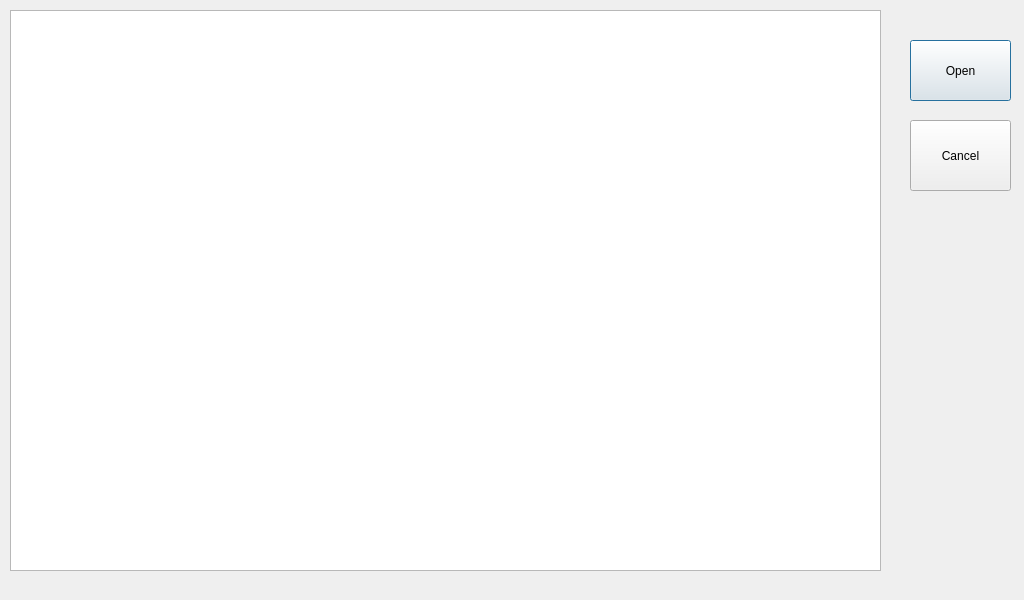
First picture: the form in views/viewOpen.ui, repository Begus001/PyCncTouch, before the edit.
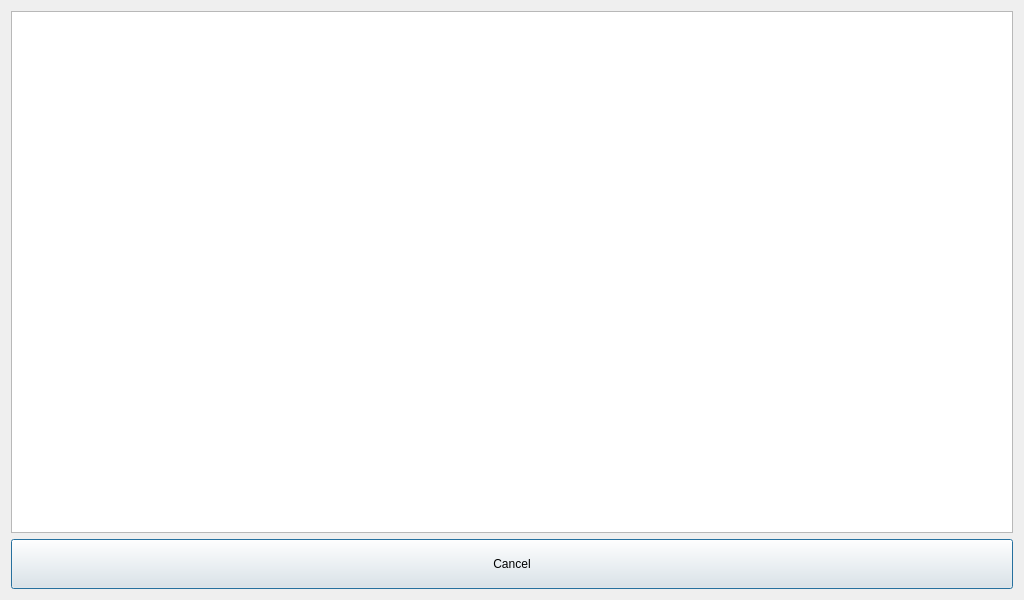
Second picture: the form after the edit.

Commit message: Add directory browsing in nc open dialog

```diff
--- a/views/viewOpen.ui
+++ b/views/viewOpen.ui
@@ -13,42 +13,24 @@
   <property name="windowTitle">
    <string>Dialog</string>
   </property>
-  <widget class="QListWidget" name="listFiles">
-   <property name="geometry">
-    <rect>
-     <x>10</x>
-     <y>10</y>
-     <width>871</width>
-     <height>561</height>
-    </rect>
-   </property>
-  </widget>
-  <widget class="QPushButton" name="btOpen">
-   <property name="geometry">
-    <rect>
-     <x>910</x>
-     <y>40</y>
-     <width>101</width>
-     <height>61</height>
-    </rect>
-   </property>
-   <property name="text">
-    <string>Open</string>
-   </property>
-  </widget>
-  <widget class="QPushButton" name="btCancel">
-   <property name="geometry">
-    <rect>
-     <x>910</x>
-     <y>120</y>
-     <width>101</width>
-     <height>71</height>
-    </rect>
-   </property>
-   <property name="text">
-    <string>Cancel</string>
-   </property>
-  </widget>
+  <layout class="QVBoxLayout" name="verticalLayout">
+   <item>
+    <widget class="QListWidget" name="listFiles"/>
+   </item>
+   <item>
+    <widget class="QPushButton" name="btCancel">
+     <property name="minimumSize">
+      <size>
+       <width>0</width>
+       <height>50</height>
+      </size>
+     </property>
+     <property name="text">
+      <string>Cancel</string>
+     </property>
+    </widget>
+   </item>
+  </layout>
  </widget>
  <resources/>
  <connections>
```
Left out of the diff: 32 changed lines with no effect on the pictures. The commit also changes 2 other files.
